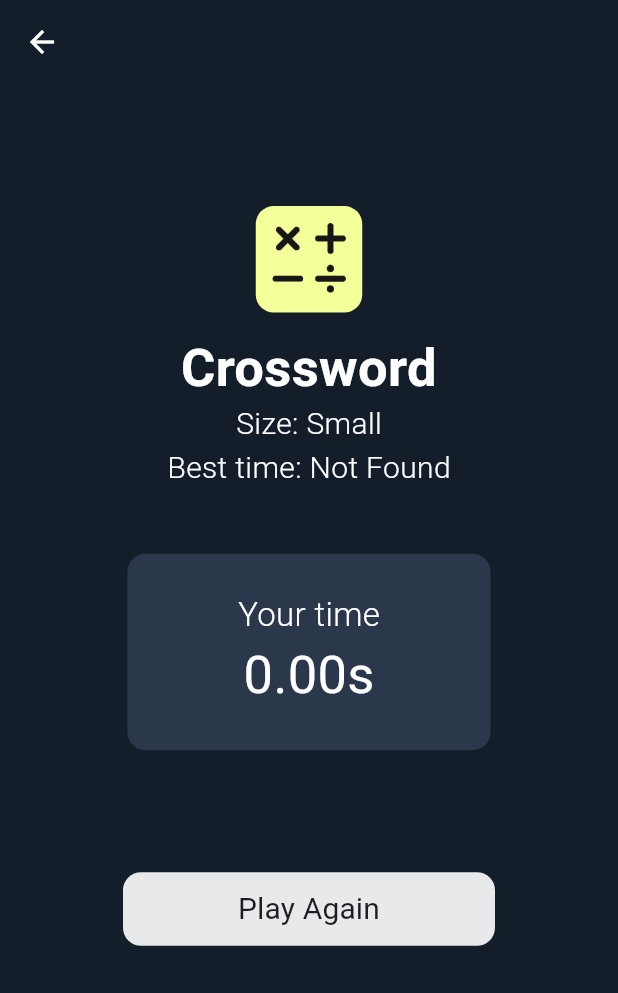
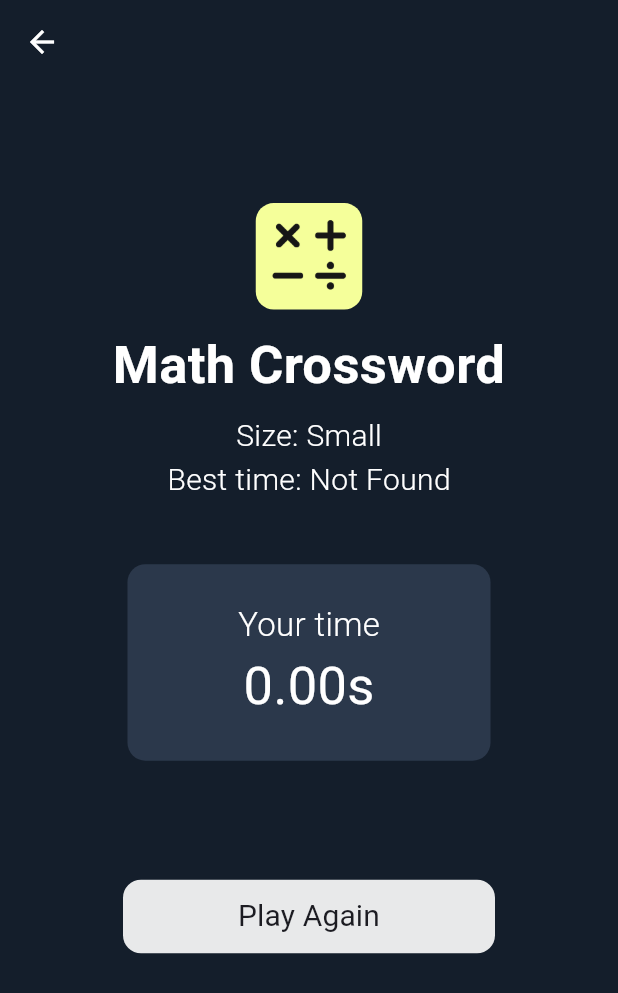
Before and after one commit to BTifmmp/math-training, a Flutter app: the MathCrosswordSummaryView screen opened directly with empty values, on a phone screen of 412 x 824 dp. Shown: the top 993 px of the screen. Run offline on Flutter 3.47's test engine with Material 3 defaults, Android fonts, the phone set to English and light mode, and no system bars; our stand-ins replace animated_flip_counter, bloc, flutter_bloc, sqflite; accounts and stored records are empty.

Commit message:
Added summary to crossword and fixed magic square play again button

```diff
--- a/lib/features/magic_square/presentation/magic_square_summary_view.dart
+++ b/lib/features/magic_square/presentation/magic_square_summary_view.dart
@@ -2,7 +2,6 @@ import 'package:flutter/material.dart';
 import 'package:flutter_bloc/flutter_bloc.dart';
 import 'package:math_training/database/models/training_types.dart';
 import 'package:math_training/features/magic_square/presentation/magic_square_view.dart';
-import 'package:math_training/features/math_crossword/presentation/math_crossword_view.dart';
 import 'package:math_training/features/statictics/cubit/statistics_cubit.dart';
 import 'package:math_training/features/statictics/repository/statistic_repository.dart';
 import 'package:math_training/features/trainings/constants/training_config.dart';
@@ -53,7 +52,7 @@ class MagicSquareSummaryView extends StatelessWidget {
           imageConfig: TrainingImageConfig.fromGameType(type),
           title: 'Magic Square',
           additionalInfo: [
-            'Size: ${(size == GameSize.small ? "Small" : "Big")}',
+            'Size: ${(size == GameSize.small ? "3x3" : "4x4")}',
             'Best time: $bestTime'
           ],
           trainingResultInfo: [
--- a/lib/features/math_crossword/presentation/math_crossword_summary_view.dart
+++ b/lib/features/math_crossword/presentation/math_crossword_summary_view.dart
@@ -6,6 +6,7 @@ import 'package:math_training/features/statictics/cubit/statistics_cubit.dart';
 import 'package:math_training/features/statictics/repository/statistic_repository.dart';
 import 'package:math_training/features/trainings/constants/training_config.dart';
 import 'package:math_training/utils/duration_formatter.dart';
+import 'package:math_training/widgets/training/training_summary_template.dart';
 
 class MathCrosswordSummaryPage extends StatelessWidget {
   final GameSize size;
@@ -35,65 +36,25 @@ class MathCrosswordSummaryView extends StatelessWidget {
 
   @override
   Widget build(BuildContext context) {
-    return Scaffold(
-      appBar: AppBar(
-        backgroundColor: Colors.transparent,
-      ),
-      body: BlocBuilder<StatisitcsCubit, StatisticsState>(
+    return BlocBuilder<StatisitcsCubit, StatisticsState>(
         builder: (context, state) {
-          String text = 'Not Found';
+      String bestTime = 'Not Found';
       if (state is StatisticsInitial) {
         context.read<StatisitcsCubit>().getBestGameTime(type);
         return const Scaffold();
       } else if (state is StatisticsSuccessBestTimeGame &&
           state.bestTimeGame != null) {
-            text = formatDuration(Duration(milliseconds: state.bestTimeGame!));
+        bestTime = formatDuration(Duration(milliseconds: state.bestTimeGame!));
       }
 
-          return Padding(
-            padding: const EdgeInsets.symmetric(horizontal: 20),
-            child: Center(
-              child: Column(
-                mainAxisSize: MainAxisSize.min,
-                children: [
-                  const Spacer(flex: 2),
-                  Card.filled(
-                    color: TrainingImageConfig.fromGameType(type).color,
-                    child: Padding(
-                      padding: const EdgeInsets.all(8.0),
-                      child: Image.asset(
-                        TrainingImageConfig.fromGameType(type).imgPath,
-                        width: 55,
-                        height: 55,
-                        color: const Color.fromARGB(255, 22, 22, 22),
-                      ),
-                    ),
-                  ),
-                  const SizedBox(height: 10),
-                  const Text(
-                    'Crossword',
-                    style: TextStyle(
-                        fontSize: 35, fontWeight: FontWeight.w600, height: 1.3),
-                    textAlign: TextAlign.center,
-                  ),
-                  Text('Size: ${(size == GameSize.small ? "Small" : "Big")}',
-                      style: const TextStyle(
-                          fontSize: 20, fontWeight: FontWeight.w300)),
-                  Text('Best time: $text',
-                      style: const TextStyle(
-                          fontSize: 20, fontWeight: FontWeight.w300)),
-                  const Spacer(flex: 1),
-                  SizedBox(
-                    width: 250,
-                    child: Card.filled(
-                      shape: RoundedRectangleBorder(
-                        borderRadius: BorderRadius.circular(12.0),
-                      ),
-                      color: Theme.of(context).colorScheme.surfaceContainerLow,
-                      child: Padding(
-                        padding: const EdgeInsets.all(25.0),
-                        child: Column(
-                          children: [
+      return SummaryTemplate(
+        imageConfig: TrainingImageConfig.fromGameType(type),
+        title: 'Math Crossword',
+        additionalInfo: [
+          'Size: ${(size == GameSize.small ? "Small" : "Big")}',
+          'Best time: $bestTime'
+        ],
+        trainingResultInfo: [
           const Text('Your time',
               style: TextStyle(
                 overflow: TextOverflow.ellipsis,
@@ -107,21 +68,7 @@ class MathCrosswordSummaryView extends StatelessWidget {
                 fontWeight: FontWeight.w400,
               )),
         ],
-                        ),
-                      ),
-                    ),
-                  ),
-                  const Spacer(flex: 2),
-                  FilledButton(
-                    style: FilledButton.styleFrom(
-                        shape: RoundedRectangleBorder(
-                          borderRadius: BorderRadius.circular(12.0),
-                        ),
-                        backgroundColor: Theme.of(context)
-                            .colorScheme
-                            .onSurface
-                            .withOpacity(0.9)),
-                    onPressed: () {
+        onPlayAgain: () {
           Navigator.of(context).pushReplacement(
             MaterialPageRoute(
               builder: (_) => MathCrosswordPage(
@@ -131,29 +78,7 @@ class MathCrosswordSummaryView extends StatelessWidget {
             ),
           );
         },
-                    child: Container(
-                      width: 200,
-                      padding: const EdgeInsets.symmetric(
-                          vertical: 10, horizontal: 12),
-                      child: Text(
-                        'Play Again',
-                        textAlign: TextAlign.center,
-                        overflow: TextOverflow.ellipsis,
-                        style: TextStyle(
-                            fontSize: 20,
-                            color:
-                                Theme.of(context).colorScheme.onInverseSurface,
-                            fontWeight: FontWeight.w400),
-                      ),
-                    ),
-                  ),
-                  const Spacer(flex: 5),
-                ],
-              ),
-            ),
       );
-        },
-      ),
-    );
+    });
   }
 }
```
Lines whose indentation alone changed are shown as unchanged.
